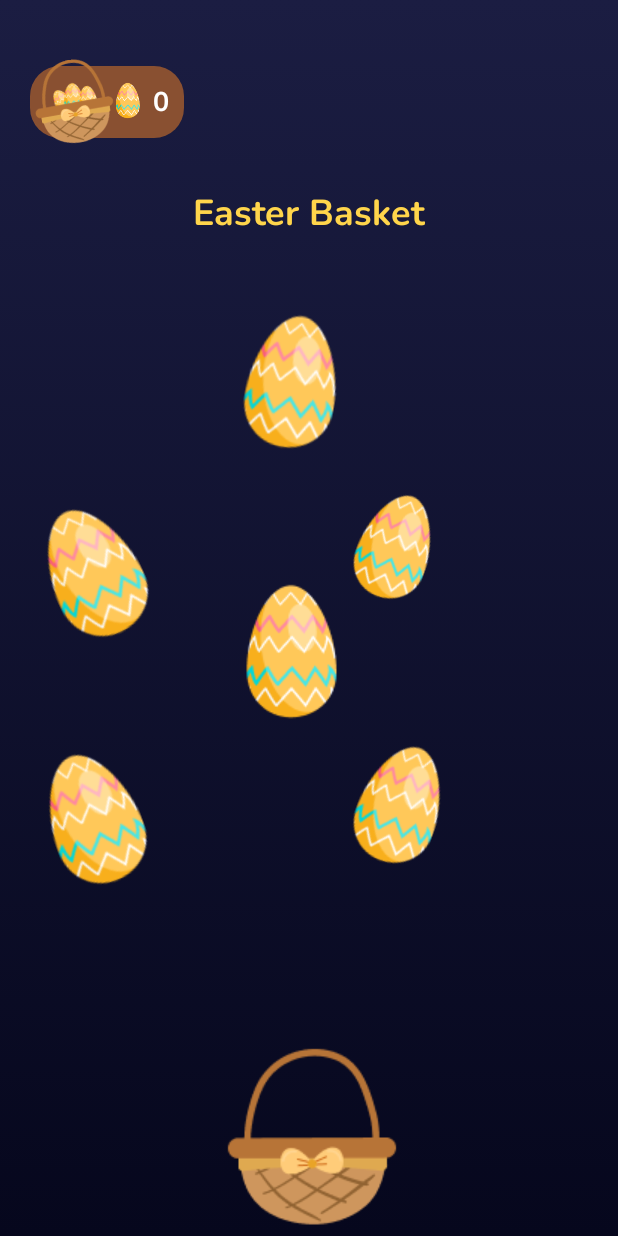
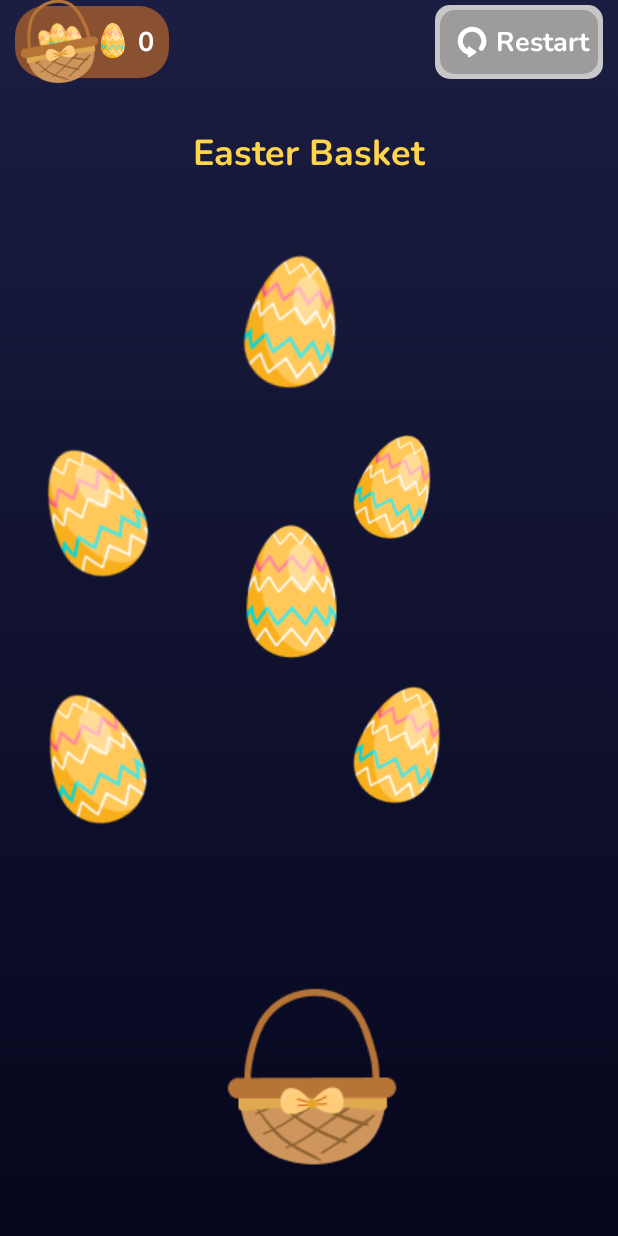
Before and after one commit to graffiti75/EggBasketCollection, an Android app built with Jetpack Compose: the screen it shows after launch (MainActivity), on a phone screen of 412 x 824 dp. Run offline under Robolectric (Android 15) with nearby library versions, the phone set to English and light mode, and no system bars; our stand-ins replace Dagger/Hilt's generated code.

Commit message:
RestartButton added

```diff
--- a/app/src/main/java/com/cericatto/eggbasketcollection/ui/basket/BasketScreen.kt
+++ b/app/src/main/java/com/cericatto/eggbasketcollection/ui/basket/BasketScreen.kt
@@ -24,7 +24,6 @@ import androidx.compose.ui.Modifier
 import androidx.compose.ui.draw.clipToBounds
 import androidx.compose.ui.draw.rotate
 import androidx.compose.ui.geometry.Offset
-import androidx.compose.ui.geometry.Size
 import androidx.compose.ui.graphics.Brush
 import androidx.compose.ui.graphics.Color
 import androidx.compose.ui.graphics.asImageBitmap
@@ -107,7 +106,16 @@ fun BasketScreenContent(
 				)
 			)
 	) {
-		EggPoints()
+		Row(
+			verticalAlignment = Alignment.CenterVertically,
+			horizontalArrangement = Arrangement.SpaceBetween,
+			modifier = Modifier
+				.fillMaxWidth()
+				.padding(horizontal = 10.dp)
+		) {
+			EggPoints()
+			RestartButton()
+		}
 		Text(
 			text = "Easter Basket",
 			style = TextStyle(
@@ -129,10 +137,7 @@ private fun EggPoints(
 	modifier: Modifier = Modifier
 ) {
 	Box(
-		contentAlignment = Alignment.CenterStart,
-		modifier = modifier
-			.fillMaxWidth()
-			.padding(top = 40.dp, start = 20.dp)
+		contentAlignment = Alignment.Center
 	) {
 		Row(
 			horizontalArrangement = Arrangement.Center,
@@ -168,6 +173,40 @@ private fun EggPoints(
 				.size(56.dp)
 				.rotate(-10f)
 				.align(Alignment.CenterStart)
+		)
+	}
+}
+
+@Composable
+private fun RestartButton() {
+	Row(
+		horizontalArrangement = Arrangement.Center,
+		verticalAlignment = Alignment.CenterVertically,
+		modifier = Modifier
+			.background(
+				color = Color(0xFFC7C7C7),
+				shape = RoundedCornerShape(10.dp)
+			)
+			.padding(3.dp)
+			.background(
+				color = Color(0xFF9C9C9C),
+				shape = RoundedCornerShape(10.dp)
+			)
+			.padding(5.dp)
+	) {
+		Image(
+			painter = painterResource(R.drawable.restart),
+			contentDescription = "Restart",
+			modifier = Modifier
+				.size(32.dp)
+		)
+		Text(
+			text = "Restart",
+			style = TextStyle(
+				fontFamily = nunitoBoldFont,
+				color = Color.White,
+				fontSize = 18.sp
+			),
 		)
 	}
 }
--- /dev/null
+++ b/app/src/main/res/drawable/restart.xml
@@ -0,0 +1,9 @@
+<vector xmlns:android="http://schemas.android.com/apk/res/android"
+    android:width="23dp"
+    android:height="25dp"
+    android:viewportWidth="23"
+    android:viewportHeight="25">
+    <path
+        android:fillColor="#FFFFFF"
+        android:pathData="M18.94,11.406C18.65,7.754 15.675,4.815 12.02,4.567C7.656,4.271 4.028,7.726 4.033,12.024C4.038,15.365 6.236,18.187 9.263,19.136L9.264,19.93C9.265,20.433 9.829,20.729 10.244,20.444L13.479,18.22C13.841,17.971 13.841,17.437 13.478,17.189L10.237,14.973C9.821,14.69 9.258,14.987 9.259,15.49L9.26,16.282C7.726,15.476 6.677,13.873 6.675,12.021C6.671,9.267 8.976,7.049 11.763,7.198C14.253,7.331 16.264,9.409 16.321,11.902C16.347,13.056 15.967,14.12 15.313,14.962C14.886,15.512 14.947,16.295 15.464,16.762C16.023,17.268 16.905,17.215 17.371,16.622C18.484,15.207 19.096,13.38 18.94,11.406Z" />
+</vector>
```
Also changed, not shown: 1 other file.
